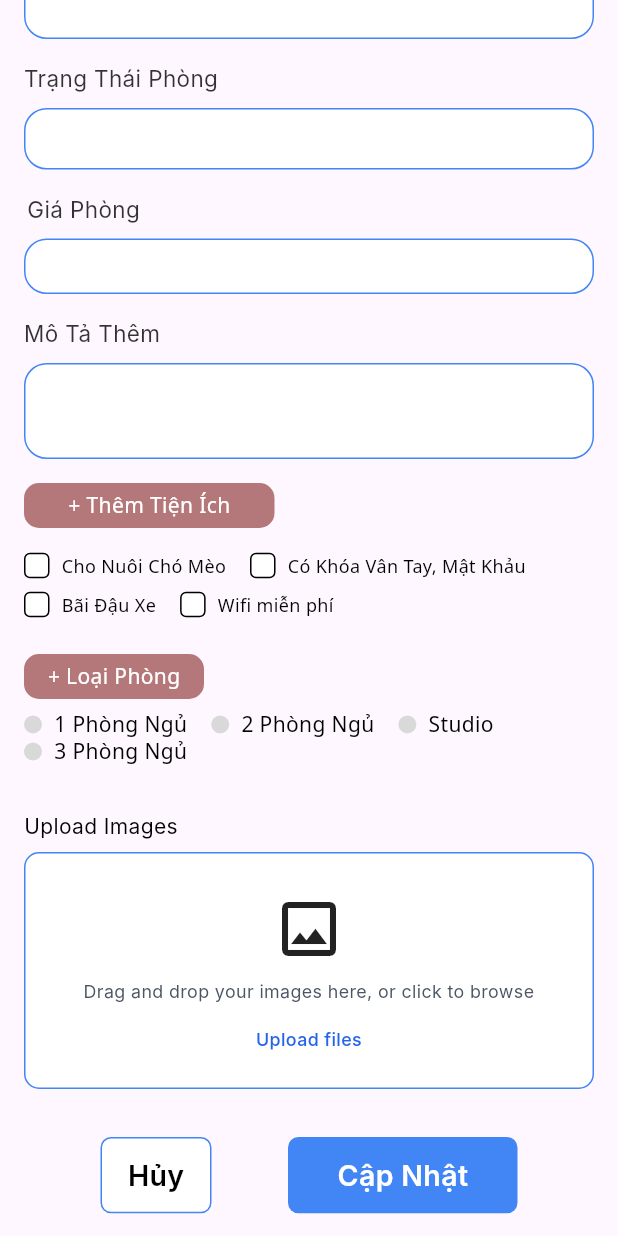
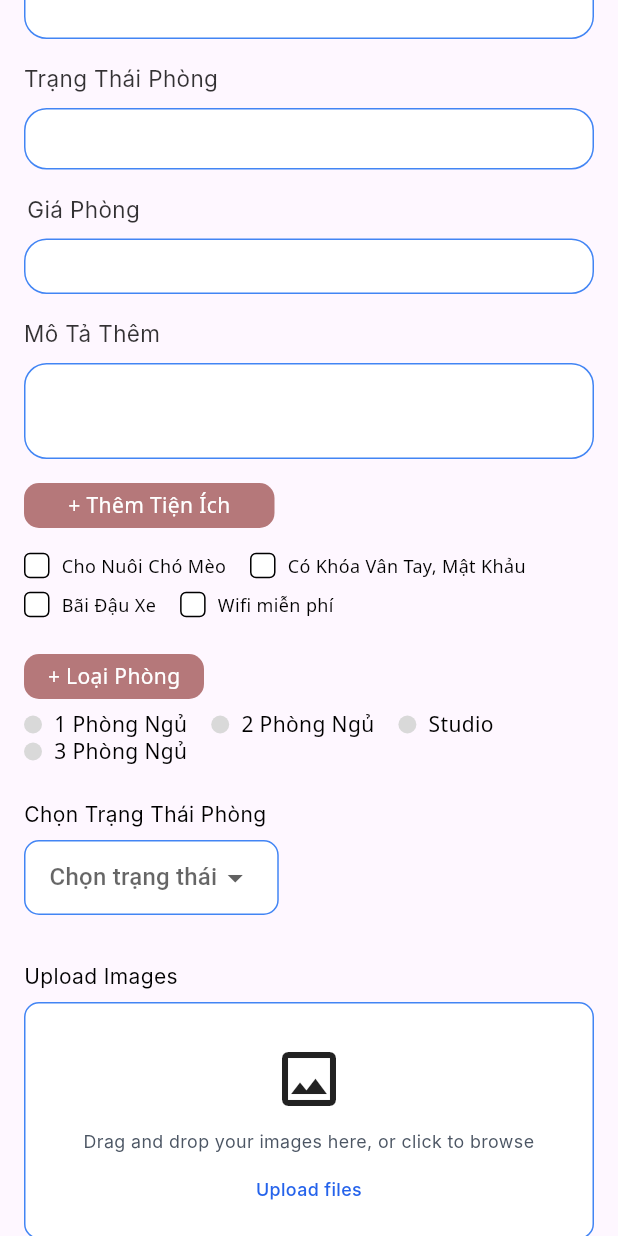
Before and after one commit to nho-moi-so/quan-ly-tim-kiem-phong-tro, a Flutter app: the CardRoomDetailWidget widget shown alone on an empty page, opened directly, scrolled down 326 dp, on a phone screen of 412 x 824 dp. Run offline on Flutter 3.47's test engine with Material 3 defaults, Android fonts, the phone set to English and light mode, and no system bars; our stand-ins replace firebase_core, flutter_svg; accounts and stored records are empty; Roboto replaces fonts that are missing (Inter, Noto Sans).

Commit message:
done detail_apartment_screen

```diff
--- a/quan_ly_tim_kiem_phong_tro_fe/lib/features/owner/screens/screens.dart
+++ b/quan_ly_tim_kiem_phong_tro_fe/lib/features/owner/screens/screens.dart
@@ -1 +1,2 @@
 export 'manager_apartment/apartment_screens.dart';
+export 'manager_apartment/detail_apartment_screen.dart';
--- a/quan_ly_tim_kiem_phong_tro_fe/lib/features/owner/widgets/apartment/card_room_detail_widget.dart
+++ b/quan_ly_tim_kiem_phong_tro_fe/lib/features/owner/widgets/apartment/card_room_detail_widget.dart
@@ -68,6 +68,39 @@ class CardRoomDetailWidget extends StatelessWidget {
                 _buildRadioOption('3 Phòng Ngủ'),
               ],
             ),
+            const SizedBox(height: 24),
+            Text(
+              'Chọn Trạng Thái Phòng',
+              style: TextStyle(
+              color: Colors.black,
+              fontSize: 14,
+              fontFamily: 'Inter',
+              fontWeight: FontWeight.w400,
+              height: 1.25,
+              ),
+            ),
+            const SizedBox(height: 8),
+            Container(
+              padding: const EdgeInsets.symmetric(horizontal: 16),
+              decoration: BoxDecoration(
+              color: Colors.white,
+              border: Border.all(color: Color(0xFF4285F4)),
+              borderRadius: BorderRadius.circular(10),
+              ),
+              child: DropdownButtonHideUnderline(
+              child: DropdownButton<String>(
+                value: null,
+                hint: const Text('Chọn trạng thái'),
+                items: const [
+                DropdownMenuItem(value: 'Trống', child: Text('Trống')),
+                DropdownMenuItem(value: 'Đã thuê', child: Text('Đã thuê')),
+                DropdownMenuItem(value: 'Đang sửa', child: Text('Đang sửa')),
+                ],
+                onChanged: (value) {},
+              ),
+              ),
+            ),
+
             const SizedBox(height: 32),
             Text(
               'Upload Images',
--- a/quan_ly_tim_kiem_phong_tro_fe/lib/features/owner/widgets/widgets.dart
+++ b/quan_ly_tim_kiem_phong_tro_fe/lib/features/owner/widgets/widgets.dart
@@ -7,6 +7,7 @@ export 'apartment/logo_widget.dart';
 
 export 'apartment/label_title_widget.dart';
 export 'apartment/button_add_widget.dart';
+export 'apartment/label_title_and_quaylai_widget.dart';
 
 //widgets
 export 'menu_detail_widget.dart';
```
Also changed, not shown: quan_ly_tim_kiem_phong_tro_fe/lib/features/owner/screens/manager_apartment/detail_apartment_screen.dart (added, +32 -0 lines), quan_ly_tim_kiem_phong_tro_fe/lib/features/owner/widgets/apartment/label_title_and_quaylai_widget.dart (added, +48 -0 lines).
